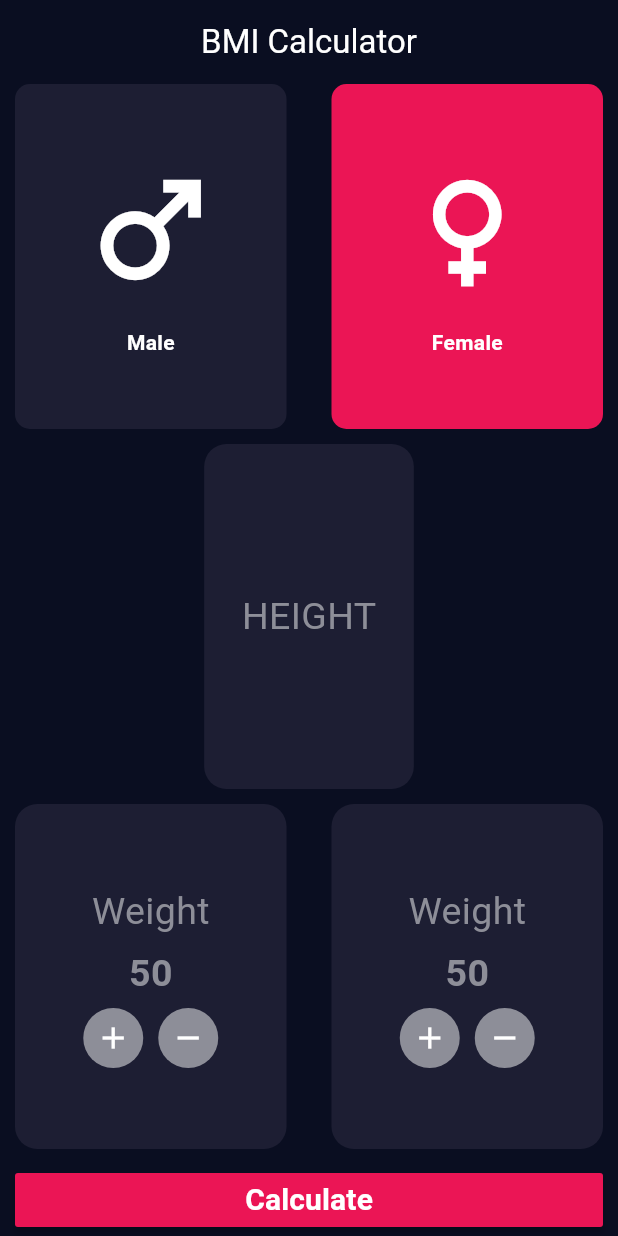
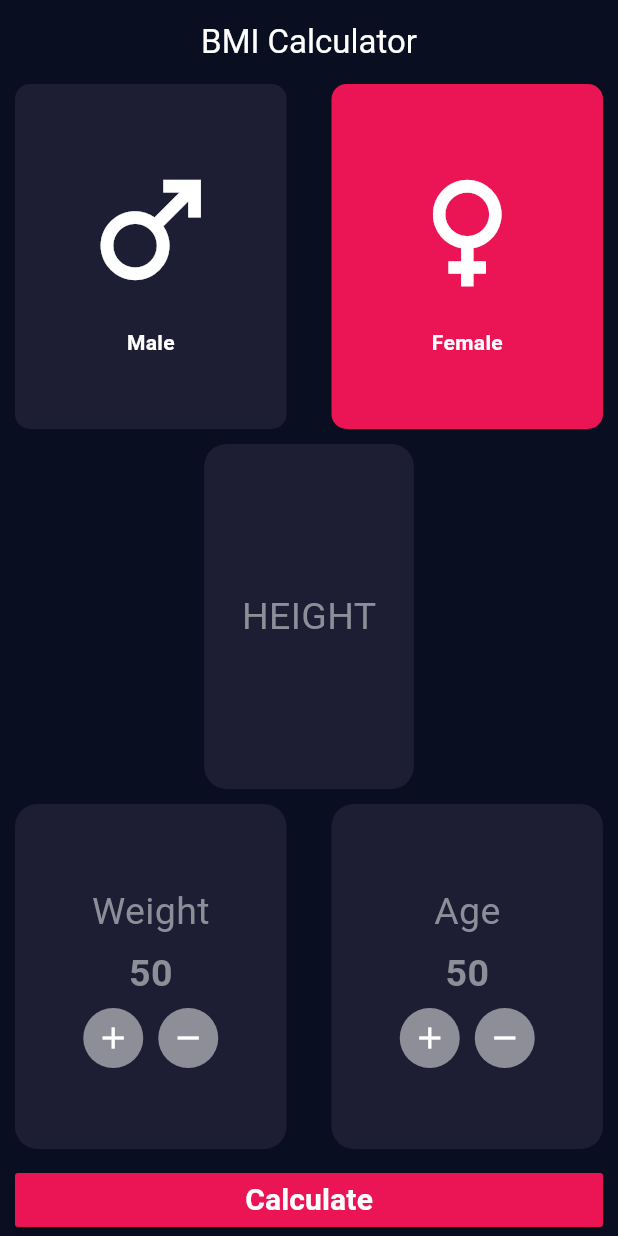
Before and after one commit to MohmaedSobhy/BMI_Application, a Flutter app: the screen it shows after launch, on a phone screen of 412 x 824 dp. Run offline on Flutter 3.47's test engine with Material 3 defaults, Android fonts, the phone set to English and light mode, and no system bars.

Commit message:
age text

```diff
--- a/lib/Feature/Home/presentation/views/home_screen_body.dart
+++ b/lib/Feature/Home/presentation/views/home_screen_body.dart
@@ -73,7 +73,7 @@ class _HomeScreenBodyState extends State<HomeScreenBody> {
                 ),
                 Expanded(
                   child: CustomeCardWidget(
-                    title: AppString.weight,
+                    title: AppString.age,
                     label: "50",
                     onDecremant: () {},
                     onIncremant: () {},
```
